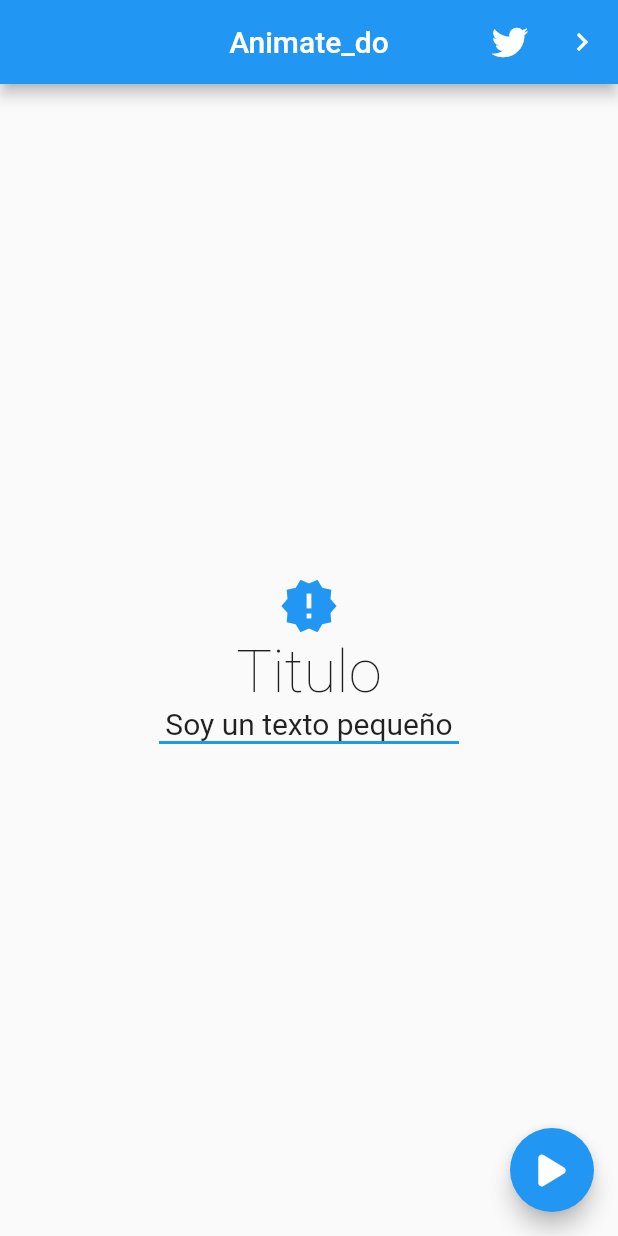
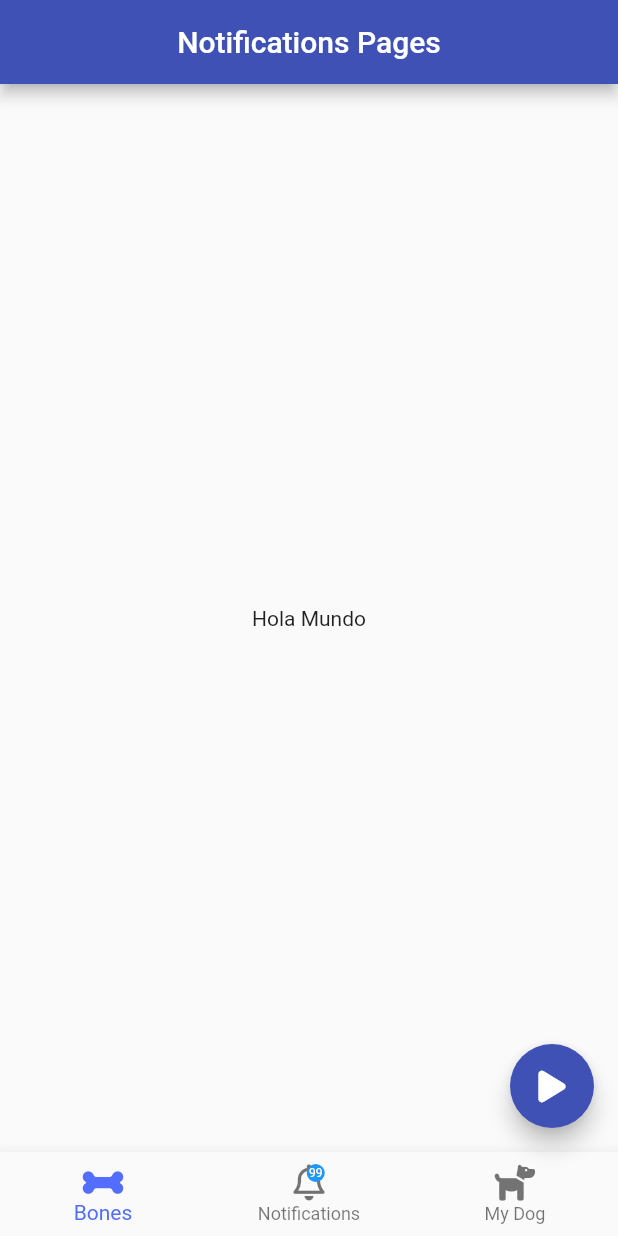
Before and after one commit to OdaFra/Animate_Do, a Flutter app: the screen it shows after launch, on a phone screen of 412 x 824 dp. Run offline on Flutter 3.47's test engine with Material 2 defaults, Android fonts, the phone set to English and light mode, and no system bars; our stand-ins replace animate_do, font_awesome_flutter.

Commit message:
Se crea pagina de navegacion, se crea BottomNavigator y FloatinActionButtom

```diff
--- a/lib/main.dart
+++ b/lib/main.dart
@@ -1,7 +1,8 @@
+import 'package:animato_do/src/pages/navegacion_page.dart';
 import 'package:flutter/material.dart';
 
 
-import 'package:animato_do/src/pages/pagina_1.dart';
+//import 'package:animato_do/src/pages/pagina_1.dart';
 
 
 void main() => runApp(MyApp());
@@ -12,7 +13,7 @@ class MyApp extends StatelessWidget {
     return MaterialApp(
       debugShowCheckedModeBanner: false,
       title: 'Animate_do',
-      home:Pagina1Page()
+      home:NavegacionPage()
       //TwuitterPage()
     );
   }
--- /dev/null
+++ b/lib/src/pages/navegacion_page.dart
@@ -0,0 +1,77 @@
+import 'package:flutter/material.dart';
+import 'package:font_awesome_flutter/font_awesome_flutter.dart';
+
+class NavegacionPage extends StatelessWidget {
+  @override
+  Widget build(BuildContext context) {
+    return Scaffold(
+      appBar: AppBar(
+        centerTitle: true,
+        backgroundColor: Colors.indigo,
+        title: const Text('Notifications Pages'),
+      ),
+      body: Center(
+        child: Text('Hola Mundo'),
+      ),
+      floatingActionButton: BotonFlotante(),
+      bottomNavigationBar: BottomNavigation(),
+    );
+  }
+}
+
+class BottomNavigation extends StatelessWidget {
+  @override
+  Widget build(BuildContext context) {
+    return BottomNavigationBar(
+      currentIndex: 0,
+      selectedItemColor: Colors.indigoAccent,
+      items: [
+        const BottomNavigationBarItem(
+          label: 'Bones',
+          icon: FaIcon(FontAwesomeIcons.bone),
+
+        ),
+          BottomNavigationBarItem(
+          label: 'Notifications',
+          icon: Stack(
+            children:  [
+           const   FaIcon(FontAwesomeIcons.bell),
+              Positioned(
+                top: 0.0,
+                right: 0.0,
+                // child: Icon(Icons.brightness_1, color: Colors.blueAccent, size: 8,)
+                child: Container(
+                  alignment: Alignment.center,
+                  child: const Text('99', style: TextStyle(fontSize: 8, color: Colors.white),),
+                  width: 12,
+                  height: 12,
+                  decoration: const BoxDecoration(
+                    color: Colors.blue,
+                    shape: BoxShape.circle
+                  ),
+                ),
+                )
+            ],
+          ),
+
+        ),
+          const BottomNavigationBarItem(
+          label: 'My Dog',
+          icon: FaIcon(FontAwesomeIcons.dog),
+
+        ),
+      ],
+    );
+  }
+}
+
+class BotonFlotante extends StatelessWidget {
+  @override
+  Widget build(BuildContext context) {
+    return FloatingActionButton(
+      backgroundColor: Colors.indigo,
+      onPressed: () {},
+      child: FaIcon(FontAwesomeIcons.play),
+    );
+  }
+}
```
